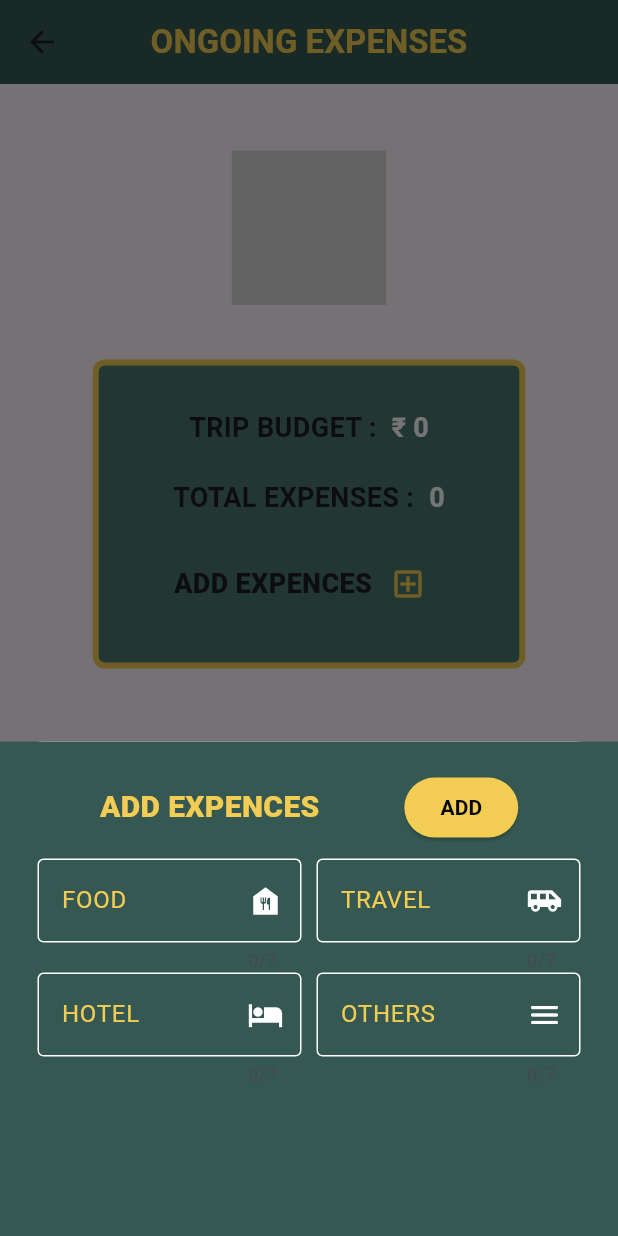
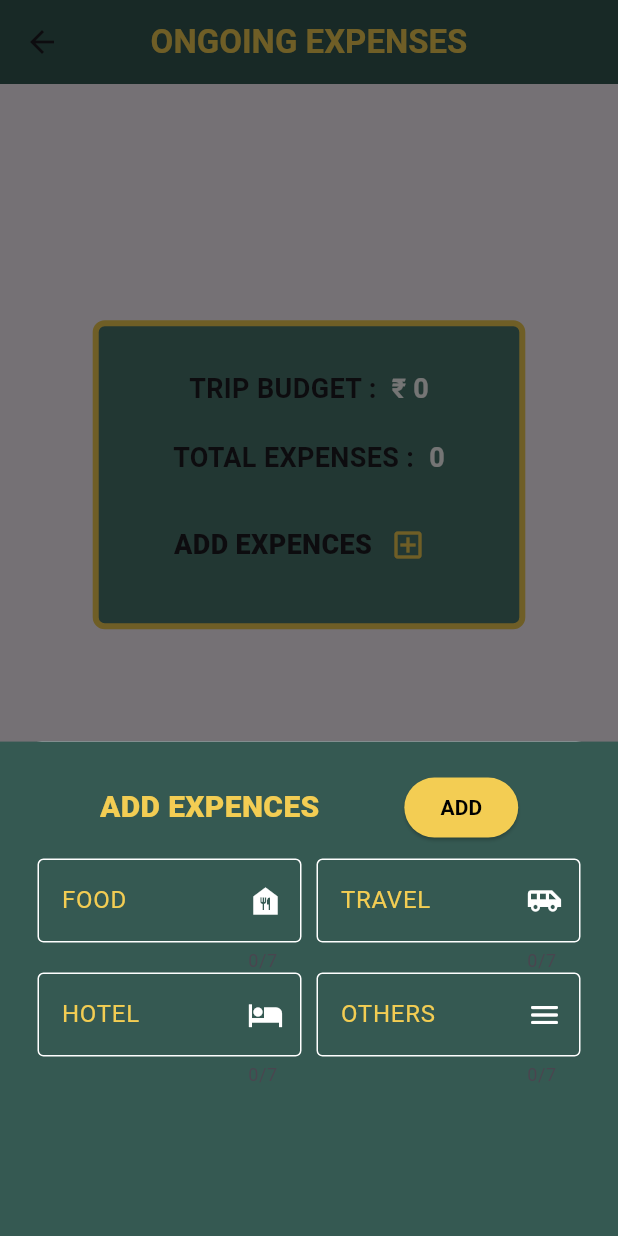
Before and after one commit to farhan-kt/Travel_app_Hive, a Flutter app: the ScreenExp screen opened directly, after a tap on the "add box" icon, on a phone screen of 412 x 824 dp. Run offline on Flutter 3.47's test engine with Material 3 defaults, Android fonts, the phone set to English and light mode, and no system bars; our stand-ins replace google_nav_bar, hive_flutter, image_picker, lottie, shared_preferences; accounts and stored records are empty.

Commit message:
deleting id fixed

```diff
--- a/lib/view/expence.dart
+++ b/lib/view/expence.dart
@@ -44,8 +44,6 @@ class ScreenExp extends StatelessWidget {
   Widget build(BuildContext context) {
     final tripProvider = Provider.of<TripProvider>(context, listen: false);
 
-    double screenHeight = MediaQuery.of(context).size.height;
-    double screenWidth = MediaQuery.of(context).size.width;
     const sizedBox = SizedBox(height: 15);
     if (tripProvider.ongoingTrip.isNotEmpty) {
       ongoingBudget = tripProvider.ongoingTrip.first.budget;
@@ -75,8 +73,9 @@ class ScreenExp extends StatelessWidget {
         child: Column(
           mainAxisAlignment: MainAxisAlignment.spaceEvenly,
           children: [
-            Lottie.asset('assets/expenses.json',
-                width: screenWidth * 0.25, height: screenHeight * 0.15),
+            SizedBox(
+              height: 80,
+            ),
             Center(
               child: TotalExp(
                 ongoingBudget: ongoingBudget,
--- a/lib/view/gallery.dart
+++ b/lib/view/gallery.dart
@@ -31,7 +31,7 @@ class ScreenGallery extends StatelessWidget {
             mainAxisAlignment: MainAxisAlignment.start,
             children: [
               SizedBox(
-                height: screenHeight * 0.75,
+                height: screenHeight * 0.25,
                 width: screenWidth * 0.97,
                 child: Consumer<TripProvider>(
                   builder: (context, value, child) {
@@ -70,8 +70,6 @@ class ScreenGallery extends StatelessWidget {
                       );
                     } else {
                       return Container(
-                        height: screenHeight * 0.24,
-                        width: screenWidth * 0.97,
                         decoration: BoxDecoration(
                           borderRadius:
                               const BorderRadius.all(Radius.circular(8)),
--- a/lib/view/home.dart
+++ b/lib/view/home.dart
@@ -132,7 +132,6 @@ class ScreenHome extends StatelessWidget {
                                   MaterialPageRoute(
                                     builder: (context) => UpcomingDetails(
                                       trip: data,
-                                      id: index,
                                     ),
                                   ),
                                 );
--- a/lib/view/upcoming.dart
+++ b/lib/view/upcoming.dart
@@ -8,9 +8,8 @@ import 'package:travel_app/widgets/bottombar.dart';
 
 class UpcomingDetails extends StatelessWidget {
   final TripModel trip;
-  final int id;
 
-  const UpcomingDetails({super.key, required this.trip, required this.id});
+  const UpcomingDetails({super.key, required this.trip});
 
   @override
   Widget build(BuildContext context) {
@@ -39,7 +38,7 @@ class UpcomingDetails extends StatelessWidget {
           IconButton(
             onPressed: () {
               if (trip.id != null) {
-                upcomingProvider.deleteTrip(id);
+                upcomingProvider.deleteTrip(trip.id!);
                 Navigator.pop(context);
                 upcomingProvider.getAllTrip();
               }
```
Also changed, not shown: pubspec.lock, 1 other file.
